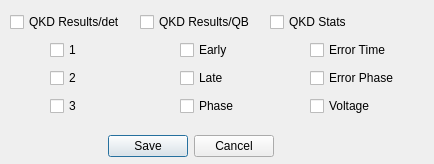
Before: the Qt Designer form source/save_dialog.ui in FermilabQuantumNetwork/QKD_GUI, drawn with Qt 5.
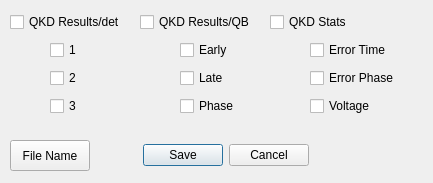
After: the same form once the commit is applied.

Commit message:
add file name button in save dialog
- button does the same thing as the button in QKD params
- fixes order of dialog windows appearing

What changed in the file:
```diff
--- a/source/save_dialog.ui
+++ b/source/save_dialog.ui
@@ -6,8 +6,8 @@
    <rect>
     <x>0</x>
     <y>0</y>
-    <width>434</width>
-    <height>164</height>
+    <width>433</width>
+    <height>183</height>
    </rect>
   </property>
   <property name="windowTitle">
@@ -316,10 +316,10 @@
   <widget class="QDialogButtonBox" name="buttonBox">
    <property name="geometry">
     <rect>
-     <x>20</x>
-     <y>130</y>
-     <width>341</width>
-     <height>32</height>
+     <x>140</x>
+     <y>140</y>
+     <width>171</width>
+     <height>31</height>
     </rect>
    </property>
    <property name="orientation">
@@ -332,6 +332,19 @@
     <bool>true</bool>
    </property>
   </widget>
+  <widget class="QPushButton" name="pushButton_file">
+   <property name="geometry">
+    <rect>
+     <x>10</x>
+     <y>140</y>
+     <width>80</width>
+     <height>31</height>
+    </rect>
+   </property>
+   <property name="text">
+    <string>File Name</string>
+   </property>
+  </widget>
  </widget>
  <resources/>
  <connections/>
```
The commit also changes 4 other files.
